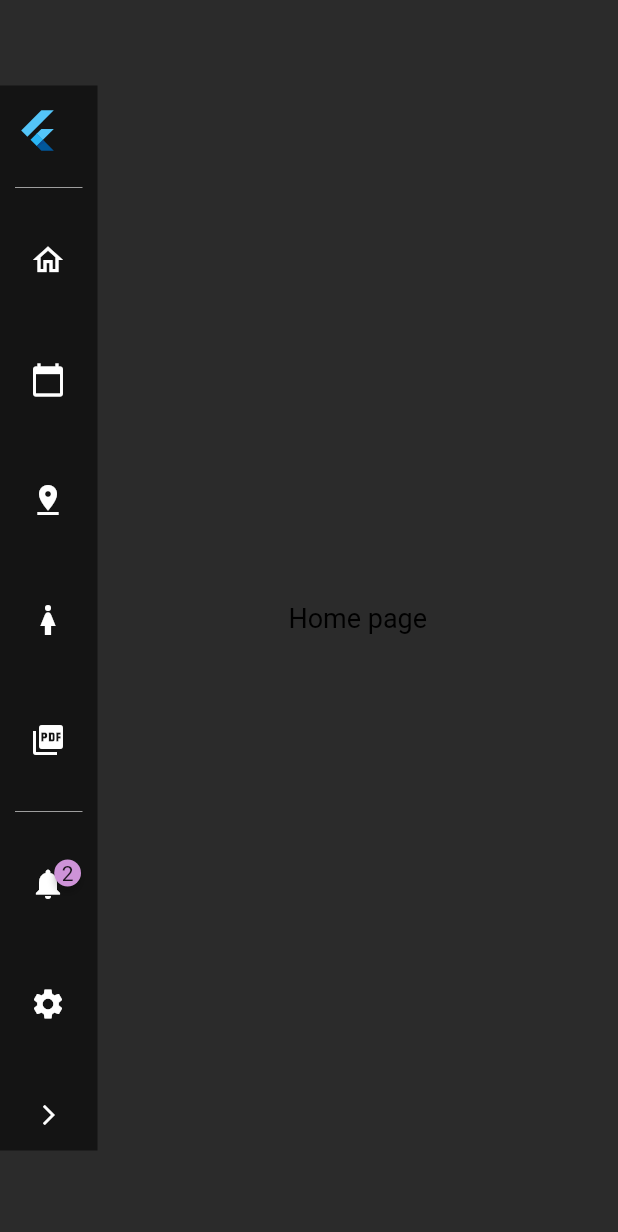
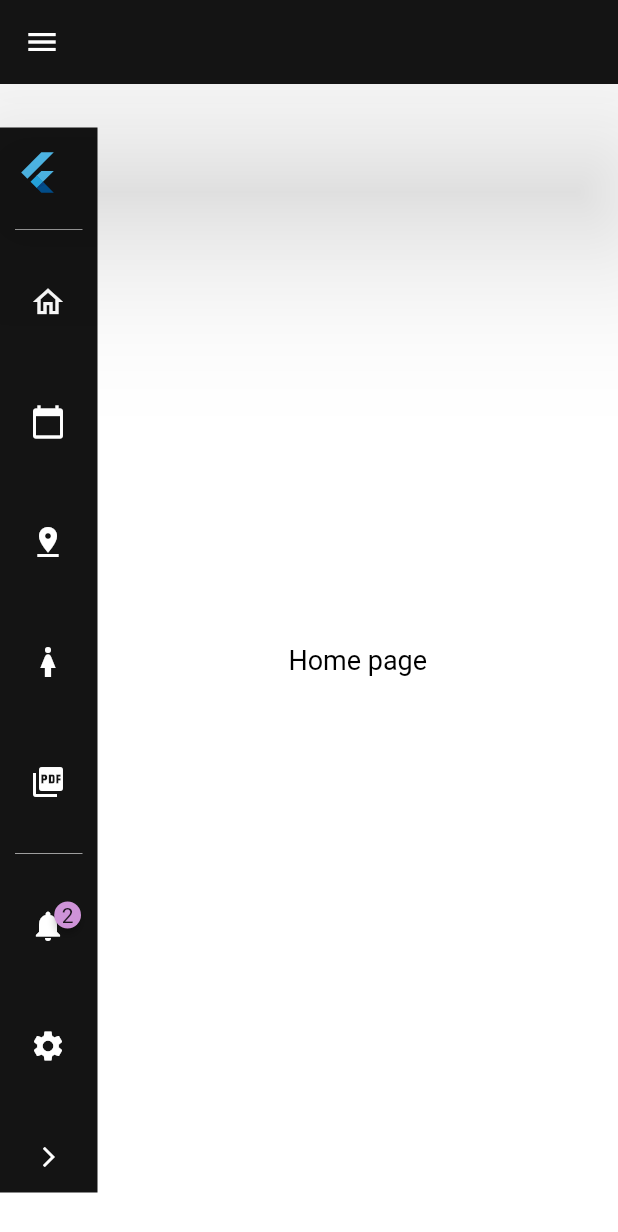
Before and after one commit to evanrich/photoshoot-manager, a Flutter app: the screen it shows after launch, on a phone screen of 412 x 824 dp. Shown: the top 1232 px of the screen. Run offline on Flutter 3.47's test engine with Material 2 defaults, Android fonts, the phone set to English and light mode, and no system bars; drawn by our look-alikes of badges; our stand-ins replace flutter_riverpod; Roboto replaces fonts that are missing (Roboto-Light).

Commit message:
add AppBar back

```diff
--- a/lib/main.dart
+++ b/lib/main.dart
@@ -22,7 +22,17 @@ class MyApp extends StatelessWidget {
         fontFamily: 'Roboto-Light',
       ),
       home: Scaffold(
-        backgroundColor: const Color.fromARGB(255, 43, 43, 43),
+        backgroundColor: const Color.fromARGB(255, 255, 255, 255),
+        appBar: AppBar(
+          backgroundColor: const Color.fromRGBO(20, 20, 20, 1),
+          elevation: 50,
+          leading: IconButton(
+            icon: const Icon(Icons.menu),
+            tooltip: 'Menu Icon',
+            onPressed: () {},
+          ),
+          //systemOverlayStyle: SystemUiOverlayStyle.light,
+        ),
         extendBodyBehindAppBar: true,
         body: SafeArea(
           child: Row(
```
